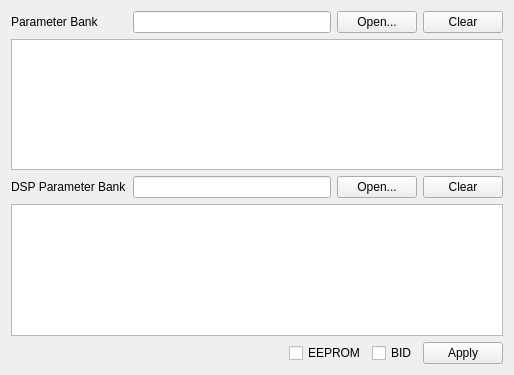
Before: the Qt Designer form src/ui/param.ui in cnpem-emi/pemi, drawn with Qt 5.
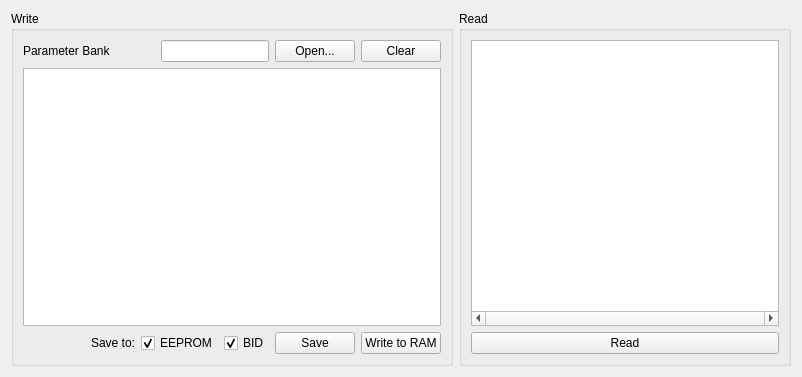
After: the same form once the commit is applied. Icons and pictures are not drawn.

Patch:
```diff
--- a/src/ui/param.ui
+++ b/src/ui/param.ui
@@ -6,128 +6,192 @@
    <rect>
     <x>0</x>
     <y>0</y>
-    <width>514</width>
-    <height>375</height>
+    <width>802</width>
+    <height>377</height>
    </rect>
   </property>
   <property name="windowTitle">
    <string>Form</string>
   </property>
-  <layout class="QGridLayout" name="gridLayout">
-   <item row="0" column="0">
-    <widget class="QLabel" name="label">
-     <property name="text">
-      <string>Parameter Bank</string>
+  <layout class="QGridLayout" name="gridLayout" rowstretch="0,0" columnstretch="4,3">
+   <item row="0" column="0" rowspan="2">
+    <widget class="QGroupBox" name="groupBox">
+     <property name="title">
+      <string>Write</string>
      </property>
-    </widget>
-   </item>
-   <item row="0" column="1">
-    <widget class="QLineEdit" name="paramBankEdit">
-     <property name="readOnly">
-      <bool>true</bool>
-     </property>
-    </widget>
-   </item>
-   <item row="0" column="2">
-    <widget class="QPushButton" name="openParamBankButton">
-     <property name="text">
-      <string>Open...</string>
-     </property>
-    </widget>
-   </item>
-   <item row="0" column="3">
-    <widget class="QPushButton" name="clearPBankButton">
-     <property name="text">
-      <string>Clear</string>
-     </property>
-    </widget>
-   </item>
-   <item row="1" column="0" colspan="4">
-    <widget class="QTableView" name="paramBankTable">
-     <attribute name="horizontalHeaderVisible">
+     <property name="checkable">
       <bool>false</bool>
-     </attribute>
-     <attribute name="verticalHeaderVisible">
-      <bool>false</bool>
-     </attribute>
-    </widget>
-   </item>
-   <item row="2" column="0">
-    <widget class="QLabel" name="label_2">
-     <property name="text">
-      <string>DSP Parameter Bank</string>
      </property>
+     <layout class="QGridLayout" name="gridLayout_2" rowstretch="0,0,0" columnstretch="1,0,0,0">
+      <item row="2" column="0" colspan="2">
+       <layout class="QHBoxLayout" name="horizontalLayout">
+        <item>
+         <spacer name="horizontalSpacer">
+          <property name="orientation">
+           <enum>Qt::Horizontal</enum>
+          </property>
+          <property name="sizeHint" stdset="0">
+           <size>
+            <width>40</width>
+            <height>20</height>
+           </size>
+          </property>
+         </spacer>
+        </item>
+        <item>
+         <widget class="QLabel" name="label_3">
+          <property name="text">
+           <string>Save to:</string>
+          </property>
+         </widget>
+        </item>
+        <item>
+         <widget class="QCheckBox" name="eepromCheckbox">
+          <property name="text">
+           <string>EEPROM</string>
+          </property>
+          <property name="checked">
+           <bool>true</bool>
+          </property>
+         </widget>
+        </item>
+        <item>
+         <widget class="QCheckBox" name="bidCheckbox">
+          <property name="text">
+           <string>BID</string>
+          </property>
+          <property name="checked">
+           <bool>true</bool>
+          </property>
+         </widget>
+        </item>
+       </layout>
+      </item>
+      <item row="0" column="3">
+       <widget class="QPushButton" name="clearPBankButton">
+        <property name="text">
+         <string>Clear</string>
+        </property>
+       </widget>
+      </item>
+      <item row="0" column="2">
+       <widget class="QPushButton" name="openParamBankButton">
+        <property name="text">
+         <string>Open...</string>
+        </property>
+       </widget>
+      </item>
+      <item row="1" column="0" colspan="4">
+       <widget class="QTableView" name="paramBankTable">
+        <property name="font">
+         <font>
+          <pointsize>7</pointsize>
+         </font>
+        </property>
+        <property name="horizontalScrollBarPolicy">
+         <enum>Qt::ScrollBarAsNeeded</enum>
+        </property>
+        <property name="sizeAdjustPolicy">
+         <enum>QAbstractScrollArea::AdjustToContents</enum>
+        </property>
+        <property name="alternatingRowColors">
+         <bool>true</bool>
+        </property>
+        <property name="horizontalScrollMode">
+         <enum>QAbstractItemView::ScrollPerPixel</enum>
+        </property>
+        <attribute name="horizontalHeaderVisible">
+         <bool>false</bool>
+        </attribute>
+        <attribute name="verticalHeaderVisible">
+         <bool>false</bool>
+        </attribute>
+       </widget>
+      </item>
+      <item row="0" column="0">
+       <widget class="QLabel" name="label">
+        <property name="text">
+         <string>Parameter Bank</string>
+        </property>
+       </widget>
+      </item>
+      <item row="0" column="1">
+       <widget class="QLineEdit" name="paramBankEdit">
+        <property name="readOnly">
+         <bool>true</bool>
+        </property>
+       </widget>
+      </item>
+      <item row="2" column="3">
+       <widget class="QPushButton" name="applyButton">
+        <property name="text">
+         <string>Write to RAM</string>
+        </property>
+       </widget>
+      </item>
+      <item row="2" column="2">
+       <widget class="QPushButton" name="saveButton">
+        <property name="text">
+         <string>Save</string>
+        </property>
+       </widget>
+      </item>
+     </layout>
     </widget>
    </item>
-   <item row="2" column="1">
-    <widget class="QLineEdit" name="dspBankEdit">
-     <property name="readOnly">
-      <bool>true</bool>
+   <item row="0" column="1" rowspan="2">
+    <widget class="QGroupBox" name="groupBox_2">
+     <property name="title">
+      <string>Read</string>
      </property>
+     <layout class="QGridLayout" name="gridLayout_3">
+      <item row="0" column="0">
+       <widget class="QTableView" name="paramsTable">
+        <property name="font">
+         <font>
+          <pointsize>7</pointsize>
+         </font>
+        </property>
+        <property name="horizontalScrollBarPolicy">
+         <enum>Qt::ScrollBarAlwaysOn</enum>
+        </property>
+        <property name="sizeAdjustPolicy">
+         <enum>QAbstractScrollArea::AdjustToContents</enum>
+        </property>
+        <property name="alternatingRowColors">
+         <bool>true</bool>
+        </property>
+        <property name="horizontalScrollMode">
+         <enum>QAbstractItemView::ScrollPerPixel</enum>
+        </property>
+        <attribute name="horizontalHeaderVisible">
+         <bool>false</bool>
+        </attribute>
+        <attribute name="horizontalHeaderStretchLastSection">
+         <bool>false</bool>
+        </attribute>
+        <attribute name="verticalHeaderVisible">
+         <bool>false</bool>
+        </attribute>
+        <attribute name="verticalHeaderStretchLastSection">
+         <bool>false</bool>
+        </attribute>
+       </widget>
+      </item>
+      <item row="1" column="0">
+       <widget class="QPushButton" name="refreshButton">
+        <property name="text">
+         <string>Read</string>
+        </property>
+        <property name="icon">
+         <iconset>
+          <normaloff>res/refresh.png</normaloff>res/refresh.png</iconset>
+        </property>
+       </widget>
+      </item>
+     </layout>
     </widget>
    </item>
-   <item row="2" column="2">
-    <widget class="QPushButton" name="openDspBankButton">
-     <property name="text">
-      <string>Open...</string>
-     </property>
-    </widget>
-   </item>
-   <item row="2" column="3">
-    <widget class="QPushButton" name="clearDspButton">
-     <property name="text">
-      <string>Clear</string>
-     </property>
-    </widget>
-   </item>
-   <item row="3" column="0" colspan="4">
-    <widget class="QTableView" name="dspTable">
-     <attribute name="horizontalHeaderVisible">
-      <bool>false</bool>
-     </attribute>
-     <attribute name="verticalHeaderVisible">
-      <bool>false</bool>
-     </attribute>
-    </widget>
-   </item>
-   <item row="4" column="3">
-    <widget class="QPushButton" name="applyButton">
-     <property name="text">
-      <string>Apply</string>
-     </property>
-    </widget>
-   </item>
-   <item row="4" column="1" colspan="2">
-    <layout class="QHBoxLayout" name="horizontalLayout">
-     <item>
-      <spacer name="horizontalSpacer">
-       <property name="orientation">
-        <enum>Qt::Horizontal</enum>
-       </property>
-       <property name="sizeHint" stdset="0">
-        <size>
-         <width>40</width>
-         <height>20</height>
-        </size>
-       </property>
-      </spacer>
-     </item>
-     <item>
-      <widget class="QCheckBox" name="eepromCheckbox">
-       <property name="text">
-        <string>EEPROM</string>
-       </property>
-      </widget>
-     </item>
-     <item>
-      <widget class="QCheckBox" name="bidCheckbox">
-       <property name="text">
-        <string>BID</string>
-       </property>
-      </widget>
-     </item>
-    </layout>
-   </item>
   </layout>
  </widget>
  <resources/>
```
Left out of the diff: 4 changed lines with no effect on the pictures.
